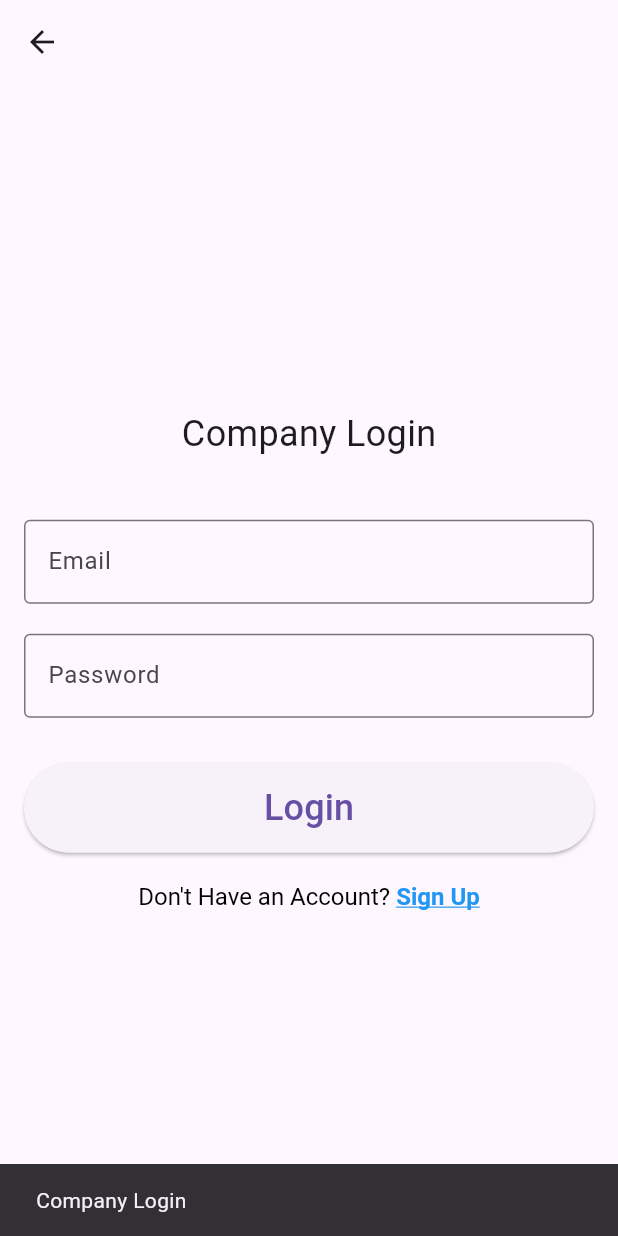
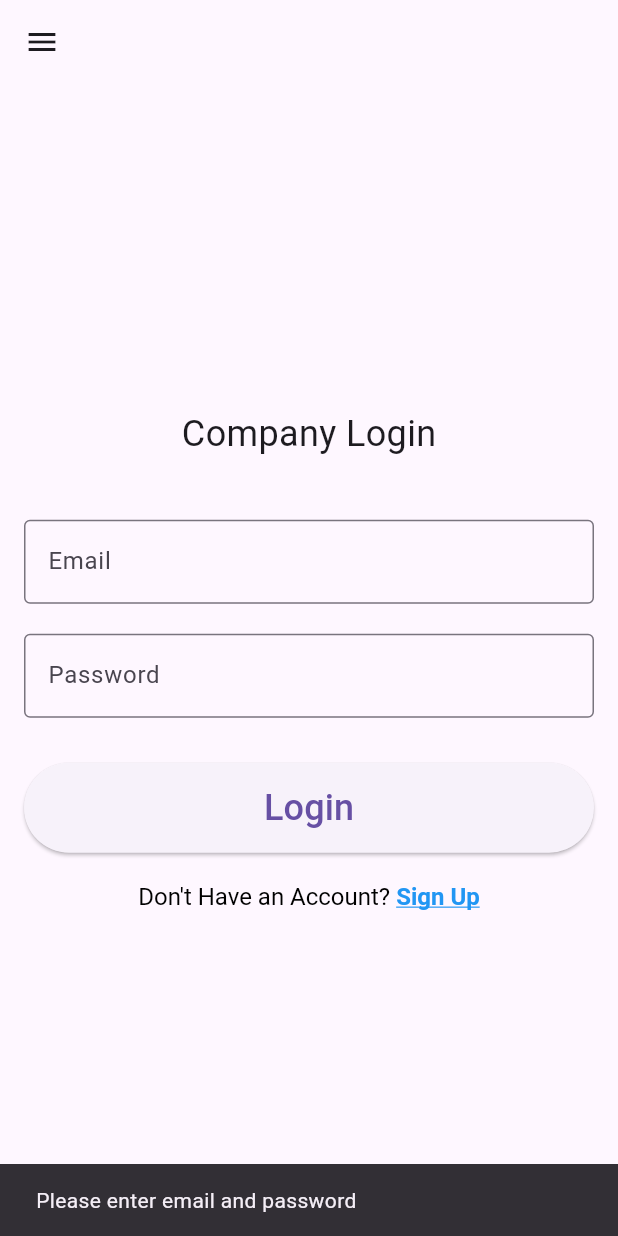
Before and after one commit to saibshuvro/neogig0, a Flutter app: the LoginPage screen opened directly, after a tap on "Login", on a phone screen of 412 x 824 dp. Run offline on Flutter 3.47's test engine with Material 3 defaults, Android fonts, the phone set to English and light mode, and no system bars; our stand-ins replace shared_preferences; accounts and stored records are empty.

Commit message:
Implemented login/logout system

```diff
--- a/lib/login_page.dart
+++ b/lib/login_page.dart
@@ -2,11 +2,20 @@ import 'package:flutter/gestures.dart';
 import 'package:flutter/material.dart';
 import 'signup_company_page.dart';
 import 'signup_jobseeker_page.dart';
+import 'home_page.dart';
+import 'dart:convert';
+import 'package:http/http.dart' as http;
+import 'package:shared_preferences/shared_preferences.dart';
+import 'package:neogig0/widgets/custom_drawer.dart';
+
 
 class LoginPage extends StatelessWidget {
   final String userRole; // Receive role from previous page
+  final TextEditingController _emailController = TextEditingController();
+  final TextEditingController _passwordController = TextEditingController();
 
-  const LoginPage({super.key, required this.userRole});
+
+  LoginPage({super.key, required this.userRole});
 
   @override
   Widget build(BuildContext context) {
@@ -14,6 +23,7 @@ class LoginPage extends StatelessWidget {
       appBar: AppBar(
         // title: Text('$userRole Login'), // Show role in the AppBar
       ),
+      drawer: CustomDrawer(userRole: 'Not Logged'),
       body: Center(
         child: Padding(
           padding: const EdgeInsets.all(16.0),
@@ -26,6 +36,7 @@ class LoginPage extends StatelessWidget {
               ),
               const SizedBox(height: 40),
               TextField(
+                controller: _emailController,
                 decoration: const InputDecoration(
                   labelText: 'Email',
                   border: OutlineInputBorder(),
@@ -33,24 +44,63 @@ class LoginPage extends StatelessWidget {
               ),
               const SizedBox(height: 20),
               TextField(
+                controller: _passwordController,
+                obscureText: true,
                 decoration: const InputDecoration(
                   labelText: 'Password',
                   border: OutlineInputBorder(),
                 ),
-                obscureText: true,
               ),
               const SizedBox(height: 30),
               SizedBox(
                 width: double.infinity,
                 height: 60,
                 child: ElevatedButton(
-                  onPressed: () {
-                    // TODO: Implement login logic here
-                    ScaffoldMessenger.of(context).showSnackBar(
-                      SnackBar(
-                        content: Text('$userRole Login'),
-                      ),
+                  onPressed: () async {
+                    final email = _emailController.text;
+                    final password = _passwordController.text;
+
+                    if (email.isEmpty || password.isEmpty) {
+                      ScaffoldMessenger.of(context).showSnackBar(
+                        const SnackBar(content: Text('Please enter email and password')),
+                      );
+                      return;
+                    }
+
+                    final url = Uri.parse(
+                      userRole == 'Company'
+                        ? 'http://10.0.2.2:1060/api/login/company'
+                        : 'http://10.0.2.2:1060/api/login/jobseeker'
                     );
+
+                    final response = await http.post(
+                      url,
+                      headers: {'Content-Type': 'application/json'},
+                      body: jsonEncode({'email': email, 'password': password}),
+                    );
+
+                    if (response.statusCode == 200) {
+                      final data = jsonDecode(response.body);
+                      final token = data['token'];
+
+                      // Store token locally for session persistence
+                      final prefs = await SharedPreferences.getInstance();
+                      await prefs.setString('authToken', token);
+                      await prefs.setString('userRole', userRole);
+
+                      ScaffoldMessenger.of(context).showSnackBar(
+                        const SnackBar(content: Text('Login successful!')),
+                      );
+
+                      Navigator.pushReplacement(
+                        context,
+                        MaterialPageRoute(builder: (_) => HomePage(userRole: userRole)), // Create your home page
+                      );
+                    } else {
+                      ScaffoldMessenger.of(context).showSnackBar(
+                        SnackBar(content: Text('Error: ${response.body}')),
+                      );
+                    }
                   },
                   child: const Text(
                     'Login',
@@ -76,12 +126,12 @@ class LoginPage extends StatelessWidget {
                           if (userRole == 'Company') {
                             Navigator.push(
                               context,
-                              MaterialPageRoute(builder: (_) => const SignUpCompanyPage()),
+                              MaterialPageRoute(builder: (_) => SignUpCompanyPage(userRole: userRole,)),
                             );
                           } else if (userRole == 'Job Seeker') {
                             Navigator.push(
                               context,
-                              MaterialPageRoute(builder: (_) => const SignUpJobSeekerPage()),
+                              MaterialPageRoute(builder: (_) => SignUpJobSeekerPage(userRole: userRole,)),
                             );
                           } else {
                             ScaffoldMessenger.of(context).showSnackBar(
--- a/pubspec.yaml
+++ b/pubspec.yaml
@@ -35,6 +35,7 @@ dependencies:
   # Use with the CupertinoIcons class for iOS style icons.
   cupertino_icons: ^1.0.8
   http: ^1.5.0
+  shared_preferences: ^2.5.3
 
 dev_dependencies:
   flutter_test:
```
Also changed, not shown: lib/home_page.dart (added, +16 -0 lines), lib/main.dart (+23 -7 lines), lib/signup_company_page.dart (+8 -2 lines), lib/signup_jobseeker_page.dart (+8 -2 lines), lib/widgets/custom_drawer.dart (+20 -22 lines), pubspec.lock, 3 other files.
